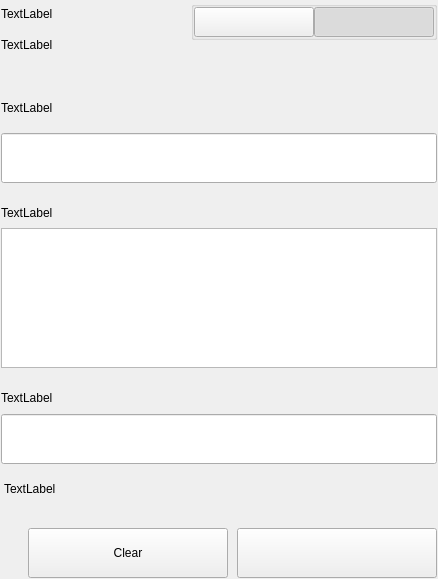
Before: the Qt Designer form src/qt/pivx/settings/forms/settingssignmessagewidgets.ui in afghany/castletmp, drawn with Qt 5.
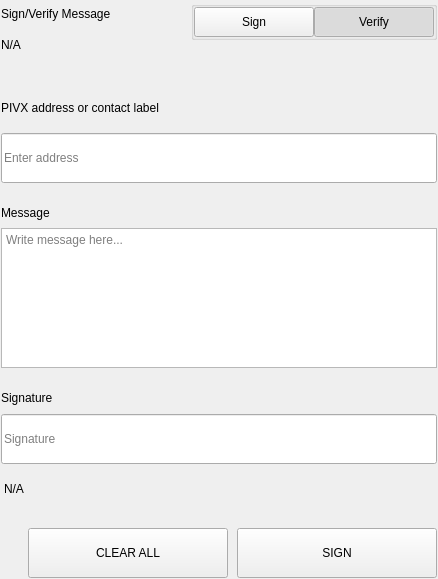
After: the same form once the commit is applied.

```diff
--- a/src/qt/pivx/settings/forms/settingssignmessagewidgets.ui
+++ b/src/qt/pivx/settings/forms/settingssignmessagewidgets.ui
@@ -75,14 +75,14 @@
              <item>
               <widget class="QLabel" name="labelTitle">
                <property name="text">
-                <string>TextLabel</string>
+                <string>Sign/Verify Message</string>
                </property>
               </widget>
              </item>
              <item>
               <widget class="QLabel" name="labelSubtitle1">
                <property name="text">
-                <string>TextLabel</string>
+                <string notr="true">N/A</string>
                </property>
                <property name="wordWrap">
                 <bool>true</bool>
@@ -162,7 +162,7 @@
                     <enum>Qt::NoFocus</enum>
                    </property>
                    <property name="text">
-                    <string/>
+                    <string>Sign</string>
                    </property>
                    <property name="checkable">
                     <bool>true</bool>
@@ -190,7 +190,7 @@
                     <enum>Qt::NoFocus</enum>
                    </property>
                    <property name="text">
-                    <string/>
+                    <string>Verify</string>
                    </property>
                    <property name="checkable">
                     <bool>true</bool>
@@ -276,7 +276,7 @@
                </size>
               </property>
               <property name="text">
-               <string>TextLabel</string>
+               <string>PIVX address or contact label</string>
               </property>
              </widget>
             </item>
@@ -294,6 +294,9 @@
                 <height>50</height>
                </size>
               </property>
+              <property name="placeholderText">
+               <string>Enter address</string>
+              </property>
              </widget>
             </item>
            </layout>
@@ -335,7 +338,7 @@
               </size>
              </property>
              <property name="text">
-              <string>TextLabel</string>
+              <string>Message</string>
              </property>
             </widget>
            </item>
@@ -353,6 +356,9 @@
                <height>140</height>
               </size>
              </property>
+             <property name="placeholderText">
+              <string>Write message here...</string>
+             </property>
             </widget>
            </item>
           </layout>
@@ -415,7 +421,7 @@
                </size>
               </property>
               <property name="text">
-               <string>TextLabel</string>
+               <string>Signature</string>
               </property>
              </widget>
             </item>
@@ -427,6 +433,9 @@
                 <height>50</height>
                </size>
               </property>
+              <property name="placeholderText">
+               <string>Signature</string>
+              </property>
              </widget>
             </item>
            </layout>
@@ -438,7 +447,7 @@
             <string notr="true">padding-top:5px;</string>
            </property>
            <property name="text">
-            <string>TextLabel</string>
+            <string notr="true">N/A</string>
            </property>
           </widget>
          </item>
@@ -491,7 +500,7 @@
               <enum>Qt::NoFocus</enum>
              </property>
              <property name="text">
-              <string>Clear</string>
+              <string>CLEAR ALL</string>
              </property>
             </widget>
            </item>
@@ -513,7 +522,7 @@
               <enum>Qt::NoFocus</enum>
              </property>
              <property name="text">
-              <string/>
+              <string>SIGN</string>
              </property>
             </widget>
            </item>
```
